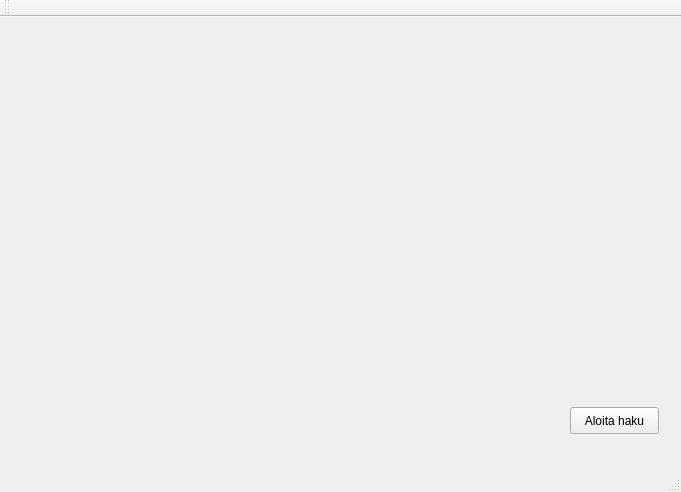
This is App/mainwindow.ui in vikidi/Finlandia-Hiihto-Visual as Qt 5 draws it before an edit. The edited form follows.
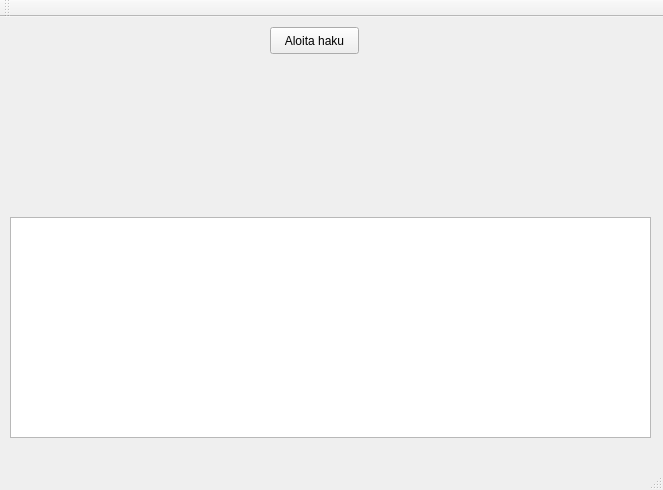
This is the edited form.

Commit message: Added info box, removed old progress bar

Diff of the .ui file:
```diff
--- a/App/mainwindow.ui
+++ b/App/mainwindow.ui
@@ -6,8 +6,8 @@
    <rect>
     <x>0</x>
     <y>0</y>
-    <width>681</width>
-    <height>492</height>
+    <width>663</width>
+    <height>490</height>
    </rect>
   </property>
   <property name="windowTitle">
@@ -17,8 +17,8 @@
    <widget class="QPushButton" name="haunAloitusNappi">
     <property name="geometry">
      <rect>
-      <x>570</x>
-      <y>390</y>
+      <x>270</x>
+      <y>10</y>
       <width>89</width>
       <height>27</height>
      </rect>
@@ -31,13 +31,29 @@
     <property name="geometry">
      <rect>
       <x>10</x>
-      <y>70</y>
+      <y>40</y>
       <width>641</width>
       <height>151</height>
      </rect>
     </property>
     <layout class="QGridLayout" name="gridLayout"/>
    </widget>
+   <widget class="QTextEdit" name="txt_info">
+    <property name="enabled">
+     <bool>true</bool>
+    </property>
+    <property name="geometry">
+     <rect>
+      <x>10</x>
+      <y>200</y>
+      <width>641</width>
+      <height>221</height>
+     </rect>
+    </property>
+    <property name="readOnly">
+     <bool>true</bool>
+    </property>
+   </widget>
   </widget>
   <widget class="QMenuBar" name="menuBar">
    <property name="geometry">
```
Left out of the diff: 4 changed lines with no effect on the pictures. The commit also changes 2 other files.
